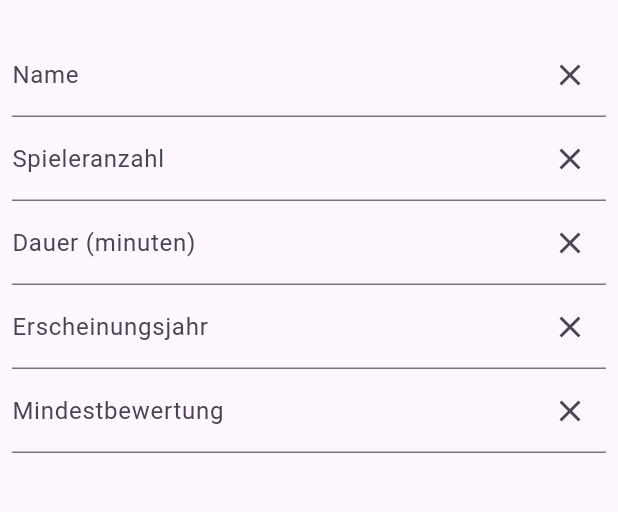
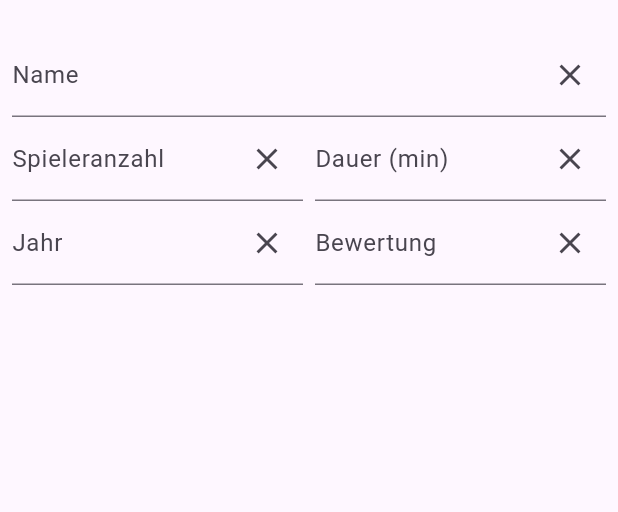
Before and after one commit to KiraResari/spielwiesn_spielothek, a Flutter app: the screen it shows after launch, on a phone screen of 412 x 824 dp, the part 63-575 px from its top. Run offline on Flutter 3.47's test engine with Material 3 defaults, Android fonts, the phone set to English and light mode, and no system bars; statements that could not run were skipped.

Commit message:
Condensed filters in Game List View

```diff
--- a/lib/game_list_view.dart
+++ b/lib/game_list_view.dart
@@ -38,39 +38,89 @@ class GameFilterView extends StatelessWidget {
     final controller = Provider.of<GameListController>(context);
     return Column(
       children: [
-        buildFilterRow('Name', controller.nameController, controller),
-        buildFilterRow(
-            'Spieleranzahl', controller.playersController, controller),
-        buildFilterRow(
-            'Dauer (minuten)', controller.durationController, controller),
-        buildFilterRow(
-            'Erscheinungsjahr', controller.yearController, controller),
-        buildFilterRow(
-            'Mindestbewertung', controller.ratingController, controller),
+        _buildFullWidthField('Name', controller.nameController, controller),
+        _buildDoubleFieldRow(
+          'Spieleranzahl',
+          controller.playersController,
+          'Dauer (min)',
+          controller.durationController,
+          controller,
+        ),
+        _buildDoubleFieldRow(
+          'Jahr',
+          controller.yearController,
+          'Bewertung',
+          controller.ratingController,
+          controller,
+        ),
       ],
     );
   }
 
-  Widget buildFilterRow(
+  Widget _buildFullWidthField(
     String label,
     TextEditingController controller,
     GameListController filterController,
   ) {
+    return TextField(
+      controller: controller,
+      decoration: InputDecoration(
+        labelText: label,
+        suffixIcon: IconButton(
+          icon: const Icon(Icons.clear),
+          onPressed: () => filterController.clearField(controller),
+        ),
+      ),
+    );
+  }
+
+  Widget _buildDoubleFieldRow(
+    String label1,
+    TextEditingController controller1,
+    String label2,
+    TextEditingController controller2,
+    GameListController filterController,
+  ) {
     return Row(
       children: [
-        Expanded(
-          child: TextField(
-            controller: controller,
-            decoration: InputDecoration(
-              labelText: label,
-              suffixIcon: IconButton(
-                icon: const Icon(Icons.clear),
-                onPressed: () => filterController.clearField(controller),
-              ),
+        _buildExpandedFilterField(
+          controller1,
+          label1,
+          filterController,
+          rightPadding: 4.0,
+        ),
+        _buildExpandedFilterField(
+          controller2,
+          label2,
+          filterController,
+          leftPadding: 4.0,
+        ),
+      ],
+    );
+  }
+
+  Expanded _buildExpandedFilterField(
+    TextEditingController controller1,
+    String label1,
+    GameListController filterController, {
+    double leftPadding = 0.0,
+    double rightPadding = 0.0,
+  }) {
+    return Expanded(
+      child: Padding(
+        padding: EdgeInsets.only(
+            left: leftPadding, right: rightPadding),
+        child: TextField(
+          controller: controller1,
+          decoration: InputDecoration(
+            labelText: label1,
+            suffixIcon: IconButton(
+              icon: const Icon(Icons.clear),
+              onPressed: () => filterController.clearField(controller1),
             ),
           ),
         ),
-      ],
+      ),
     );
   }
 
```
